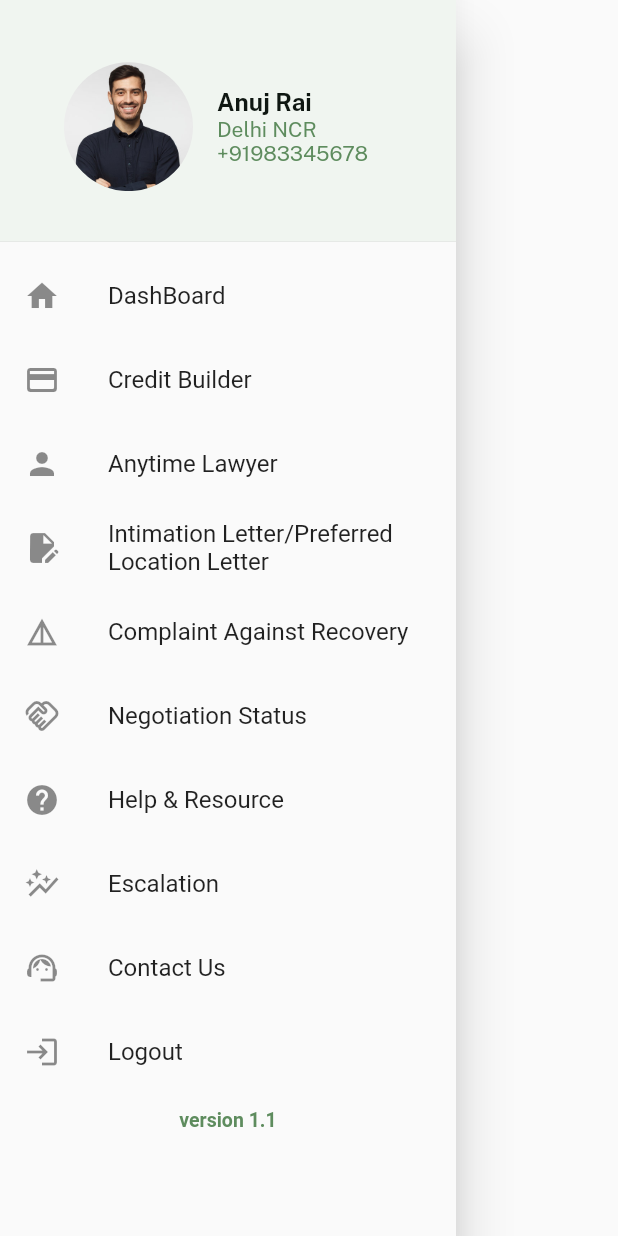
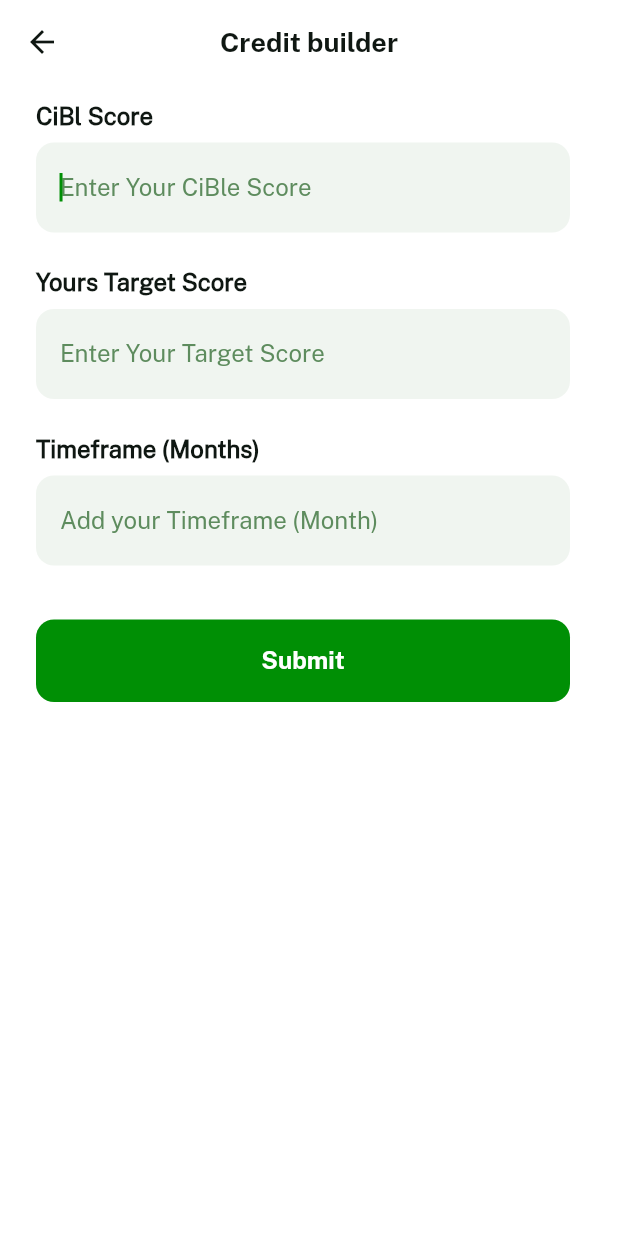
Before and after one commit to Anuj-Rai12/settle_loan, a Flutter app: what homeNavigationDrawer() shows on an empty page, opened directly, after a tap on "Credit Builder", on a phone screen of 412 x 824 dp. Run offline on Flutter 3.47's test engine with Material 2 defaults, Android fonts, the phone set to English and light mode, and no system bars; our stand-ins replace percent_indicator.

Commit message:
Added the Cible Score status:Successfully

```diff
--- a/lib/main.dart
+++ b/lib/main.dart
@@ -6,6 +6,7 @@ import 'package:loansettle/presentaion/ui/ContactUsScreen.dart';
 import 'package:loansettle/presentaion/ui/EscalationScreen.dart';
 import 'package:loansettle/presentaion/ui/ForgetPasswordScreen.dart';
 import 'package:loansettle/presentaion/ui/HomeScreen.dart';
+import 'package:loansettle/presentaion/ui/IncreaseCiblScore.dart';
 import 'package:loansettle/presentaion/ui/IntimationDocument.dart';
 import 'package:loansettle/presentaion/ui/LoginScreen.dart';
 import 'package:loansettle/presentaion/ui/MainActvitiy.dart';
@@ -59,6 +60,7 @@ Future<void> main() async {
       "/complaintAgainstOfficer" :(context)=> const ComplaintAgainstRecoveryAgent(),
       "/intimationDoc" :(context)=> const  IntimationDocument(),
       "/escalation" :(context)=> const  EscalationScreen(),
+      "/ciblScore" :(context)=> const  IncreaseCIBLScore(),
     },
   ));
 }
--- a/lib/presentaion/ui/HomeScreen.dart
+++ b/lib/presentaion/ui/HomeScreen.dart
@@ -40,7 +40,11 @@ class _HomeScreenState extends State<HomeScreen> {
           IconButton(
             icon: const Icon(Icons.notifications, color: Colors.black),
             onPressed: () {
-              debugLogs("Clicked with Debug Logs");
+              const SnackBar(
+                behavior: SnackBarBehavior.floating,
+                content: Text(
+                    "No Notification Yet")
+              );
             },
           )
         ],
--- /dev/null
+++ b/lib/presentaion/ui/IncreaseCiblScore.dart
@@ -0,0 +1,203 @@
+import 'package:flutter/material.dart';
+import 'package:flutter/services.dart';
+import 'package:loansettle/utils/FilesUtils.dart';
+
+import '../../values/color/Colors.dart';
+import '../../values/fonts/Fonts.dart';
+
+class IncreaseCIBLScore extends StatefulWidget {
+  const IncreaseCIBLScore({super.key});
+
+  @override
+  State<IncreaseCIBLScore> createState() => _IncreaseCIBLScoreState();
+}
+
+class _IncreaseCIBLScoreState extends State<IncreaseCIBLScore> {
+  @override
+  Widget build(BuildContext context) {
+    return SafeArea(
+        child: Scaffold(
+      backgroundColor: Colors.white,
+      appBar: AppBar(
+          elevation: 0,
+          backgroundColor: Colors.white,
+          iconTheme: const IconThemeData(color: Color(textColor)),
+          title: const Text("Credit builder",
+              textAlign: TextAlign.center,
+              style: TextStyle(
+                  color: Color(textColor),
+                  fontSize: 18,
+                  fontWeight: FontWeight.bold,
+                  fontFamily: publicSansBold)),
+          centerTitle: true),
+      body: Column(
+        children: [
+          Container(
+            padding:
+                const EdgeInsets.only(left: 8, right: 16, bottom: 12, top: 12),
+            child: Container(
+              margin:
+                  const EdgeInsets.only(left: 16, right: 16, bottom: 0, top: 0),
+              child: Column(
+                crossAxisAlignment: CrossAxisAlignment.start,
+                children: [
+                  const Text("CiBl Score",
+                      style: TextStyle(
+                          color: Color(textColor),
+                          fontFamily: publicSansReg,
+                          fontSize: 16,
+                          fontWeight: FontWeight.bold)),
+                  Container(
+                    margin: const EdgeInsets.only(top: 8),
+                    padding: const EdgeInsets.only(
+                        top: 6, bottom: 6, left: 16, right: 16),
+                    decoration: BoxDecoration(
+                        borderRadius: BorderRadius.circular(12),
+                        color: const Color(editTextBg)),
+                    width: MediaQuery.of(context).size.width,
+                    child: TextFormField(
+                      keyboardType: TextInputType.number,
+                      inputFormatters: [FilteringTextInputFormatter.digitsOnly],
+                      autofocus: true,
+                      style: const TextStyle(
+                          color: Color(editTextColor),
+                          fontFamily: publicSansReg,
+                          fontSize: 16),
+                      decoration: const InputDecoration(
+                          border: InputBorder.none,
+                          hintText: "Enter Your CiBle Score",
+                          hintStyle: TextStyle(
+                              color: Color(editTextColor),
+                              fontFamily: publicSansReg,
+                              fontSize: 16)),
+                      onChanged: (value) {
+                        // get the value
+                      },
+                    ),
+                  )
+                ],
+              ),
+            ),
+          ),
+          Container(
+            padding:
+                const EdgeInsets.only(left: 8, right: 16, bottom: 12, top: 12),
+            child: Container(
+              margin:
+                  const EdgeInsets.only(left: 16, right: 16, bottom: 0, top: 0),
+              child: Column(
+                crossAxisAlignment: CrossAxisAlignment.start,
+                children: [
+                  const Text("Yours Target Score",
+                      style: TextStyle(
+                          color: Color(textColor),
+                          fontFamily: publicSansReg,
+                          fontSize: 16,
+                          fontWeight: FontWeight.bold)),
+                  Container(
+                    margin: const EdgeInsets.only(top: 8),
+                    padding: const EdgeInsets.only(
+                        top: 6, bottom: 6, left: 16, right: 16),
+                    decoration: BoxDecoration(
+                        borderRadius: BorderRadius.circular(12),
+                        color: const Color(editTextBg)),
+                    width: MediaQuery.of(context).size.width,
+                    child: TextFormField(
+                      keyboardType: TextInputType.number,
+                      inputFormatters: [FilteringTextInputFormatter.digitsOnly],
+                      autofocus: true,
+                      style: const TextStyle(
+                          color: Color(editTextColor),
+                          fontFamily: publicSansReg,
+                          fontSize: 16),
+                      decoration: const InputDecoration(
+                          border: InputBorder.none,
+                          hintText: "Enter Your Target Score",
+                          hintStyle: TextStyle(
+                              color: Color(editTextColor),
+                              fontFamily: publicSansReg,
+                              fontSize: 16)),
+                      onChanged: (value) {
+                        // get the value
+                      },
+                    ),
+                  )
+                ],
+              ),
+            ),
+          ),
+          Container(
+            padding:
+                const EdgeInsets.only(left: 8, right: 16, bottom: 12, top: 12),
+            child: Container(
+              margin:
+                  const EdgeInsets.only(left: 16, right: 16, bottom: 0, top: 0),
+              child: Column(
+                crossAxisAlignment: CrossAxisAlignment.start,
+                children: [
+                  const Text("Timeframe (Months)",
+                      style: TextStyle(
+                          color: Color(textColor),
+                          fontFamily: publicSansReg,
+                          fontSize: 16,
+                          fontWeight: FontWeight.bold)),
+                  Container(
+                    margin: const EdgeInsets.only(top: 8),
+                    padding: const EdgeInsets.only(
+                        top: 6, bottom: 6, left: 16, right: 16),
+                    decoration: BoxDecoration(
+                        borderRadius: BorderRadius.circular(12),
+                        color: const Color(editTextBg)),
+                    width: MediaQuery.of(context).size.width,
+                    child: TextFormField(
+                      keyboardType: TextInputType.number,
+                      inputFormatters: [FilteringTextInputFormatter.digitsOnly],
+                      autofocus: true,
+                      style: const TextStyle(
+                          color: Color(editTextColor),
+                          fontFamily: publicSansReg,
+                          fontSize: 16),
+                      decoration: const InputDecoration(
+                          border: InputBorder.none,
+                          hintText: "Add your Timeframe (Month)",
+                          hintStyle: TextStyle(
+                              color: Color(editTextColor),
+                              fontFamily: publicSansReg,
+                              fontSize: 16)),
+                      onChanged: (value) {
+                        // get the value
+                      },
+                    ),
+                  )
+                ],
+              ),
+            ),
+          ),
+          Container(
+            margin:
+            const EdgeInsets.only(left: 16, right: 16, top: 12, bottom: 12),
+            padding:
+            const EdgeInsets.only(left: 8, right: 16, bottom: 12, top: 12),
+            child: TextButton(
+                onPressed: () {
+                  debugLogs("text button clicked");
+                },
+                style: TextButton.styleFrom(
+                    shape: RoundedRectangleBorder(
+                        borderRadius: BorderRadius.circular(12)),
+                    minimumSize: const Size(double.infinity, 55),
+                    backgroundColor: const Color(buttonColor)),
+                child: const Text(
+                  "Submit",
+                  style: TextStyle(
+                      fontSize: 16,
+                      fontFamily: publicSansBold,
+                      color: Colors.white),
+                  textAlign: TextAlign.center,
+                )),
+          )
+        ],
+      ),
+    ));
+  }
+}
--- a/lib/values/menu/HomeDrawerMenu.dart
+++ b/lib/values/menu/HomeDrawerMenu.dart
@@ -54,19 +54,22 @@ Drawer homeNavigationDrawer(BuildContext context) {
             ],
           ),
         ),
-        ListTile(
+      /*  ListTile(
           title: const Text("DashBoard"),
           leading: const Icon(Icons.home),
           focusColor: const Color(editTextBg),
           onTap: () {
             Navigator.pop(context);
           },
-        ),
+        ),*/
         ListTile(
           title: const Text("Credit Builder"),
           leading: const Icon(Icons.credit_card_rounded),
           focusColor: const Color(editTextBg),
-          onTap: () {},
+          onTap: () {
+            Navigator.pop(context);
+            context.goToNextScreen("/ciblScore");
+          },
         ),
         ListTile(
           title: const Text("Anytime Lawyer"),
@@ -122,6 +125,7 @@ Drawer homeNavigationDrawer(BuildContext context) {
           leading: const Icon(Icons.support_agent),
           focusColor: const Color(editTextBg),
           onTap: () {
+            Navigator.pop(context);
             context.goToNextScreen("/contactUs");
           },
         ),
```
